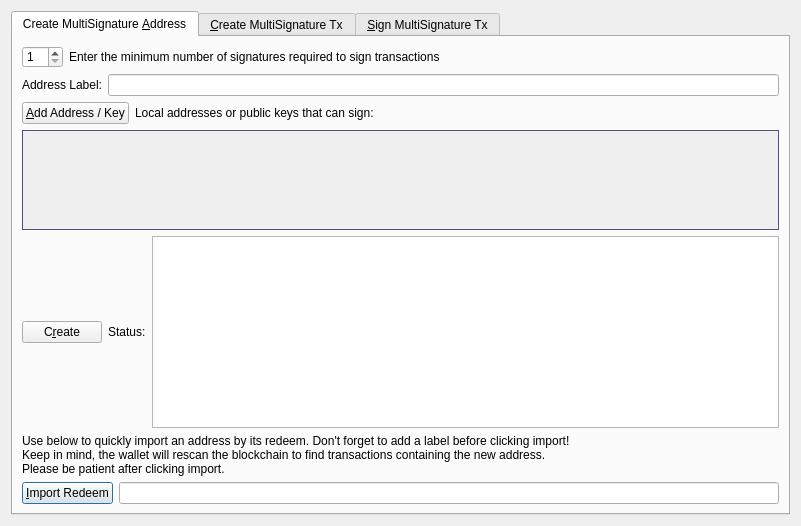
The window that src/qt/forms/multisigdialog.ui (aigon1989/AXIM) describes before a commit, drawn with Qt 5.
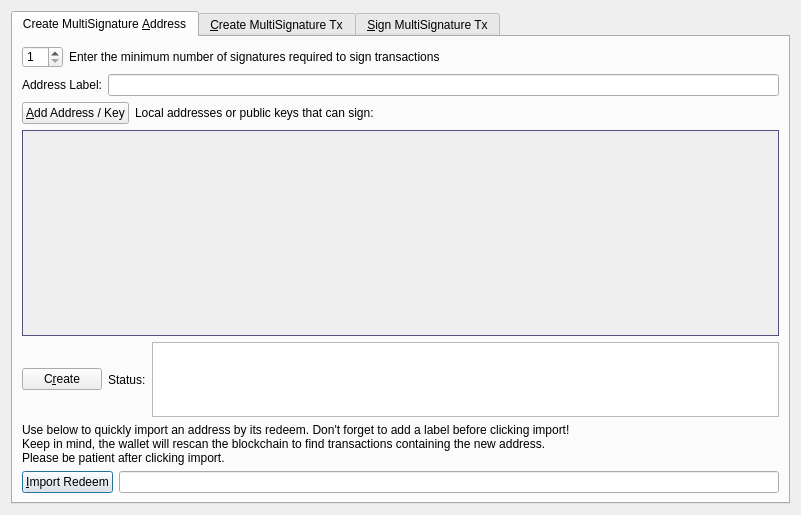
The same window after the commit. The open tabs and pages were chosen to show the change. Icons and pictures are not drawn.

Patch:
```diff
--- a/src/qt/forms/multisigdialog.ui
+++ b/src/qt/forms/multisigdialog.ui
@@ -217,7 +217,7 @@
              <verstretch>0</verstretch>
             </sizepolicy>
            </property>
-           <property name="mstateraumSize">
+           <property name="maximumSize">
             <size>
              <width>16777215</width>
              <height>75</height>
```
Left out of the diff: 6 changed lines with no effect on the pictures.
